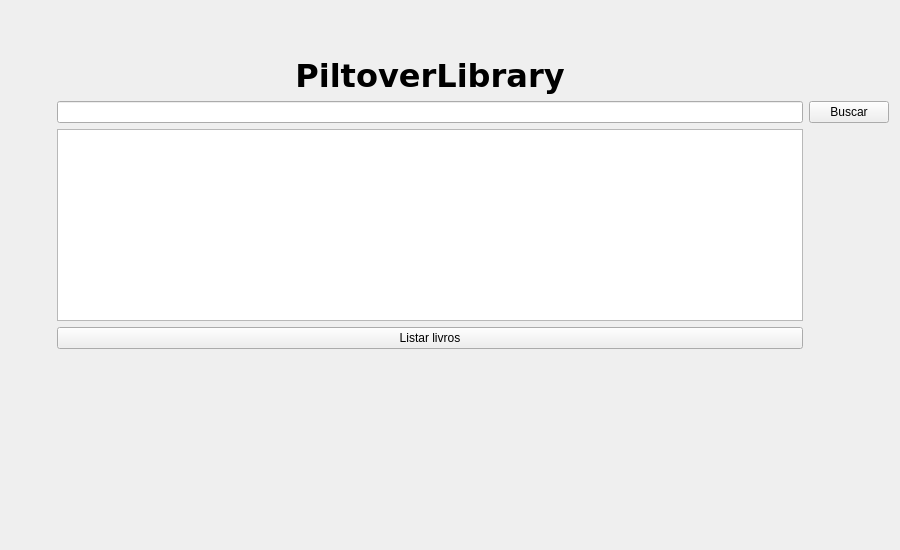
This is menu_usuario.ui in adrianorocha-dev/PiltoverLibrary as Qt 5 draws it before an edit. The edited form follows.
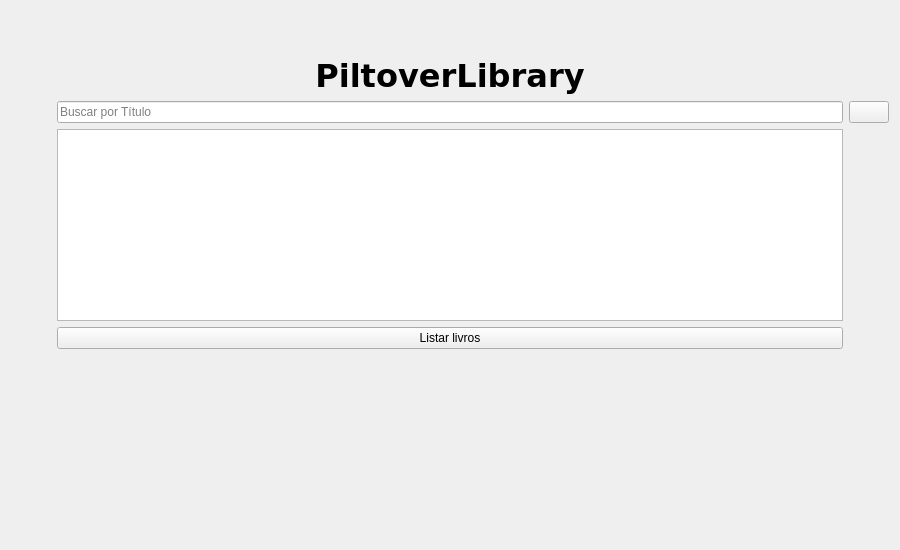
This is the edited form. Icons and pictures are not drawn.

Commit message: Modifiquei interfaces de busca

Patch:
```diff
--- a/menu_usuario.ui
+++ b/menu_usuario.ui
@@ -54,7 +54,11 @@
     </widget>
    </item>
    <item row="7" column="1">
-    <widget class="QLineEdit" name="lineEdit_buscar"/>
+    <widget class="QLineEdit" name="lineEdit_buscar">
+     <property name="placeholderText">
+      <string>Buscar por Título</string>
+     </property>
+    </widget>
    </item>
    <item row="8" column="1">
     <widget class="QTextBrowser" name="textBrowser_info"/>
@@ -138,7 +142,7 @@
    <item row="7" column="2">
     <widget class="QPushButton" name="pushButton_buscar">
      <property name="text">
-      <string>Buscar</string>
+      <string/>
      </property>
      <property name="icon">
       <iconset>
```
The commit also changes 3 other files.
